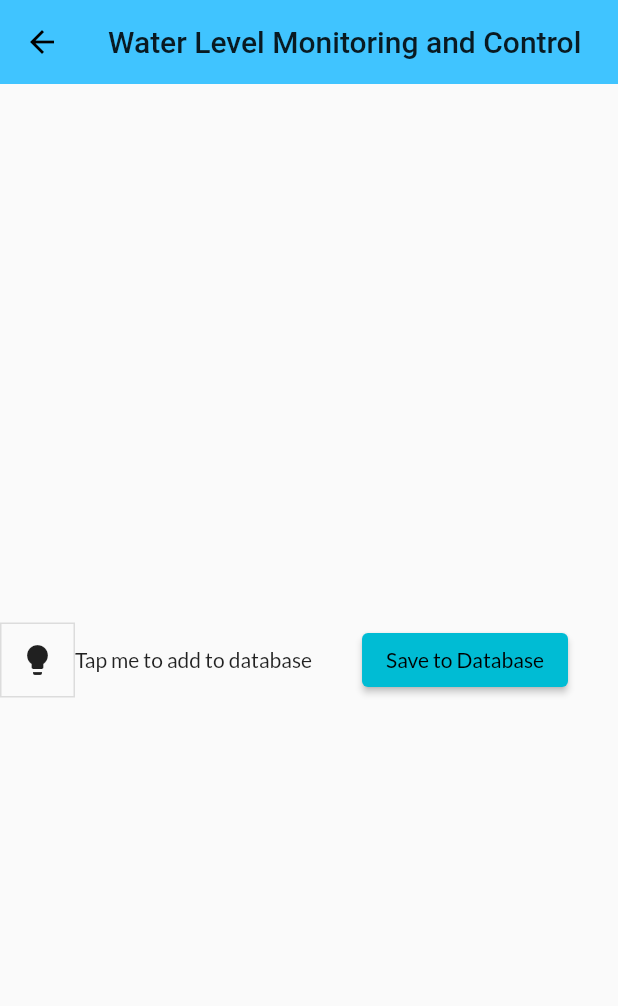
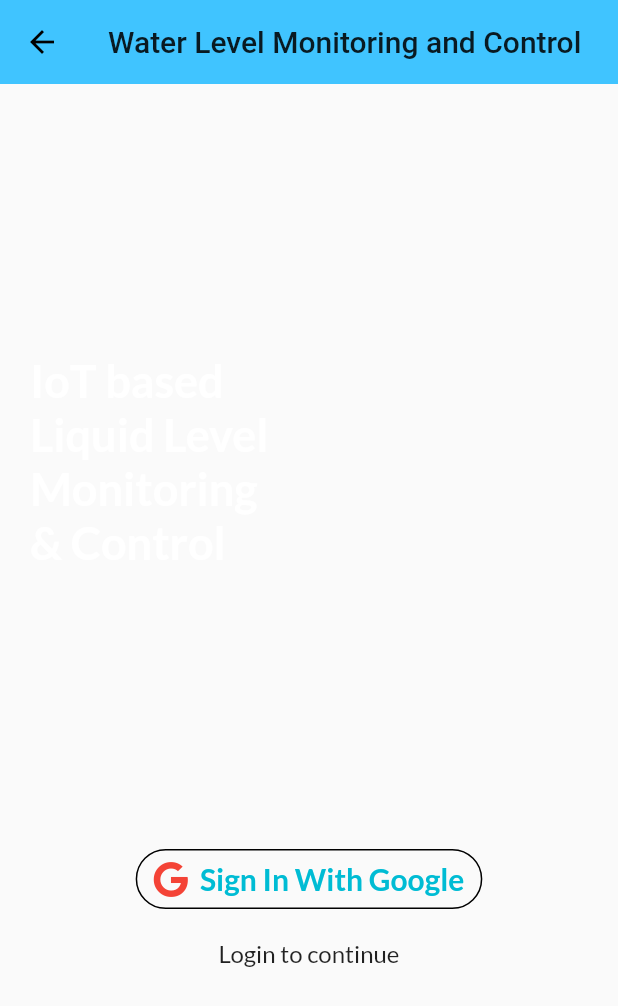
Before and after one commit to NimraZeeshan/flutter_codepur_practice, a Flutter app: the Homepage screen opened by its route, on a phone screen of 412 x 824 dp. Shown: the top 1006 px of the screen. Run offline on Flutter 3.47's test engine with Material 2 defaults, Android fonts, the phone set to English and light mode, and no system bars; our stand-ins replace firebase_auth, firebase_core, font_awesome_flutter, google_fonts, google_sign_in; accounts and stored records are empty.

```diff
--- /dev/null
+++ b/lib/Screens/Graph.dart
@@ -0,0 +1 @@
+//put the graph code here
--- a/lib/Screens/buttons/Google_SignUp_Button.dart
+++ b/lib/Screens/buttons/Google_SignUp_Button.dart
@@ -1,15 +1,16 @@
 import 'package:flutter/material.dart';
 import 'package:font_awesome_flutter/font_awesome_flutter.dart';
+import 'package:flutter_codepur_practice/providers/google_signin.dart';
+import 'package:provider/provider.dart';
 
-class GoogleSignupButton extends StatelessWidget {
+class GoogleSignupButtonWidget extends StatelessWidget {
   @override
   Widget build(BuildContext context) => Container(
         padding: EdgeInsets.all(4),
         child: OutlinedButton.icon(
           label: Text(
             'Sign In With Google',
-            style: TextStyle(
-                color: Colors.black, fontWeight: FontWeight.bold, fontSize: 20),
+            style: TextStyle(fontWeight: FontWeight.bold, fontSize: 20),
           ),
           icon: FaIcon(FontAwesomeIcons.google, color: Colors.red),
           style: OutlinedButton.styleFrom(
@@ -18,7 +19,11 @@ class GoogleSignupButton extends StatelessWidget {
             padding: EdgeInsets.symmetric(horizontal: 12, vertical: 8),
             shadowColor: Colors.black,
           ),
-          onPressed: () {},
+          onPressed: () {
+            final provider =
+                Provider.of<GoogleSignInProvider>(context, listen: false);
+            provider.login();
+          },
         ),
       );
 }
--- a/lib/Screens/home_page.dart
+++ b/lib/Screens/home_page.dart
@@ -1,7 +1,7 @@
 import 'package:flutter/material.dart';
-//import 'package:flutter_codepur_practice/widgets/drawer.dart';
-import 'package:firebase_database/firebase_database.dart';
-import 'package:firebase_core/firebase_core.dart';
+import 'package:flutter_codepur_practice/widgets/google_signup.dart';
+import 'package:provider/provider.dart';
+import 'package:flutter_codepur_practice/providers/google_signin.dart';
 
 class Homepage extends StatefulWidget {
   @override
@@ -9,83 +9,13 @@ class Homepage extends StatefulWidget {
 }
 
 class _HomepageState extends State<Homepage> {
-   final Future<FirebaseApp> _future = Firebase.initializeApp();
-  final days = 30;
-  final bool _isSelected = false;
-  List<bool> _isToggle = List.generate(1, (_) => false);
-//  final name = 'nimra';
-  final databaseref = FirebaseDatabase.instance.reference();
-   final textcontroller = TextEditingController();
-
-  void addData(String data, bool _isToggle) {
-    databaseref.push().set({
-      'distance': data,
-      'state': _isToggle,
-      'name': data,
-      'comment': 'A good season'
-    });
-  }
-  void printFirebase(){
-    databaseref.once().then((DataSnapshot snapshot) {
-      print('Data : ${snapshot.value}');
-    });
-  }
-
   @override
-  Widget build(BuildContext context) {
-    return (Scaffold(
+  Widget build(BuildContext context) => Scaffold(
       appBar: AppBar(
         title: Text("Water Level Monitoring and Control"),
       ),
-      body: FutureBuilder(future: _future,
-      builder: (context, snapshot){
-      if(snapshot.hasError){
-        return Text(snapshot.error.toString());
-      }
-      else{
-        return Row(
-        children: [
-          SizedBox(
-            child: Container(
-              child: ToggleButtons(
-                children: [Icon(Icons.lightbulb)],
-                isSelected: _isToggle,
-                onPressed: (int index) {
-                  setState(() {
-                    _isToggle[index] = !_isToggle[index];
-                  });
-                },
-              ),
-            ),
-          ),
-          Text("Tap me to add to database"),
-
-          Expanded(
-            child: Center(
-              child: ElevatedButton(
-                  child: Text("Save to Database"),
-                  onPressed: () {
-                    addData(textcontroller.text, _isSelected);
-                    TextField(controller: textcontroller);
-
-                    //call method flutter upload
-                  }),
-            ),
-          ),
-
-          //Container(child: SizedBox(height: 25)
-          // Text('$name working on flutter with CodePur  in $days days'),
-        ],
-
-
-      );
-     // drawer: MyDrawer();
-
-
-      }
-      },
-     )
-    )
-    );
-  }
+      body: ChangeNotifierProvider(
+        create: (context) => GoogleSignInProvider(),
+        child: SignUpWidget(),
+      ));
 }
--- a/lib/Screens/login_page.dart
+++ b/lib/Screens/login_screen/login_page.dart
@@ -126,7 +126,7 @@ class _LoginPageState extends State<LoginPage> {
                   ],
                 ),
               ),
-              GoogleSignupButton(),
+              GoogleSignupButtonWidget(),
             ],
           ),
         ),
--- a/lib/main.dart
+++ b/lib/main.dart
@@ -1,16 +1,36 @@
 import 'package:flutter/material.dart';
 import 'package:flutter_codepur_practice/Screens/home_page.dart';
-import 'package:flutter_codepur_practice/Screens/login_page.dart';
+import 'package:flutter_codepur_practice/Screens/login_screen/login_page.dart';
 import 'package:flutter_codepur_practice/utils/routes.dart';
 import 'package:flutter_codepur_practice/widgets/themes.dart';
+//import 'package:firebase_database/firebase_database.dart';
+import 'package:firebase_core/firebase_core.dart';
 
 void main() {
+  WidgetsFlutterBinding.ensureInitialized();
   runApp(MyApp());
 }
 
-class MyApp extends StatelessWidget {
+class MyApp extends StatefulWidget {
+  @override
+  _MyAppState createState() => _MyAppState();
+}
+
+class _MyAppState extends State<MyApp> {
+  final Future<FirebaseApp> _initialization = Firebase.initializeApp();
+
   @override
   Widget build(BuildContext context) {
+    return FutureBuilder(
+      // Initialize FlutterFire:
+      future: _initialization,
+      builder: (context, snapshot) {
+        // Check for errors
+        if (snapshot.hasError) {
+          return Text(snapshot.error.toString());
+        }
+        // Once complete, show your application
+        if (snapshot.connectionState == ConnectionState.done) {
           return MaterialApp(
             themeMode: ThemeMode.light,
             theme: MyTheme.lightTheme(context),
@@ -18,10 +38,14 @@ class MyApp extends StatelessWidget {
             debugShowCheckedModeBanner: false,
             //  initialRoute: MyRoutes.homeRoute,
             routes: {
-        "/": (context) => Homepage(),
+              "/": (context) => LoginPage(),
               MyRoutes.homeRoute: (context) => Homepage(),
               MyRoutes.loginRoute: (context) => LoginPage()
             },
           );
         }
+        return Text('Wow');
+      },
+    );
   }
+}
--- /dev/null
+++ b/lib/widgets/google_signup.dart
@@ -0,0 +1,41 @@
+import 'package:flutter/material.dart';
+import 'package:flutter_codepur_practice/Screens/buttons/Google_SignUp_Button.dart';
+
+class SignUpWidget extends StatelessWidget {
+  @override
+  Widget build(BuildContext context) => Stack(
+        fit: StackFit.expand,
+        children: [
+          buildSignUp(),
+        ],
+      );
+
+  Widget buildSignUp() => Column(
+        children: [
+          Spacer(),
+          Align(
+            alignment: Alignment.centerLeft,
+            child: Container(
+              margin: EdgeInsets.symmetric(horizontal: 20),
+              width: 175,
+              child: Text(
+                'IoT based Liquid Level  Monitoring & Control',
+                style: TextStyle(
+                  color: Colors.white,
+                  fontSize: 30,
+                  fontWeight: FontWeight.bold,
+                ),
+              ),
+            ),
+          ),
+          Spacer(),
+          GoogleSignupButtonWidget(),
+          SizedBox(height: 12),
+          Text(
+            'Login to continue',
+            style: TextStyle(fontSize: 16),
+          ),
+          Spacer(),
+        ],
+      );
+}
```
Also changed, not shown: lib/providers/google_signin.dart (added, +45 -0 lines), pubspec.yaml (+13 -2 lines), pubspec.lock, 1 other file. Lines whose indentation alone changed are shown as unchanged.
